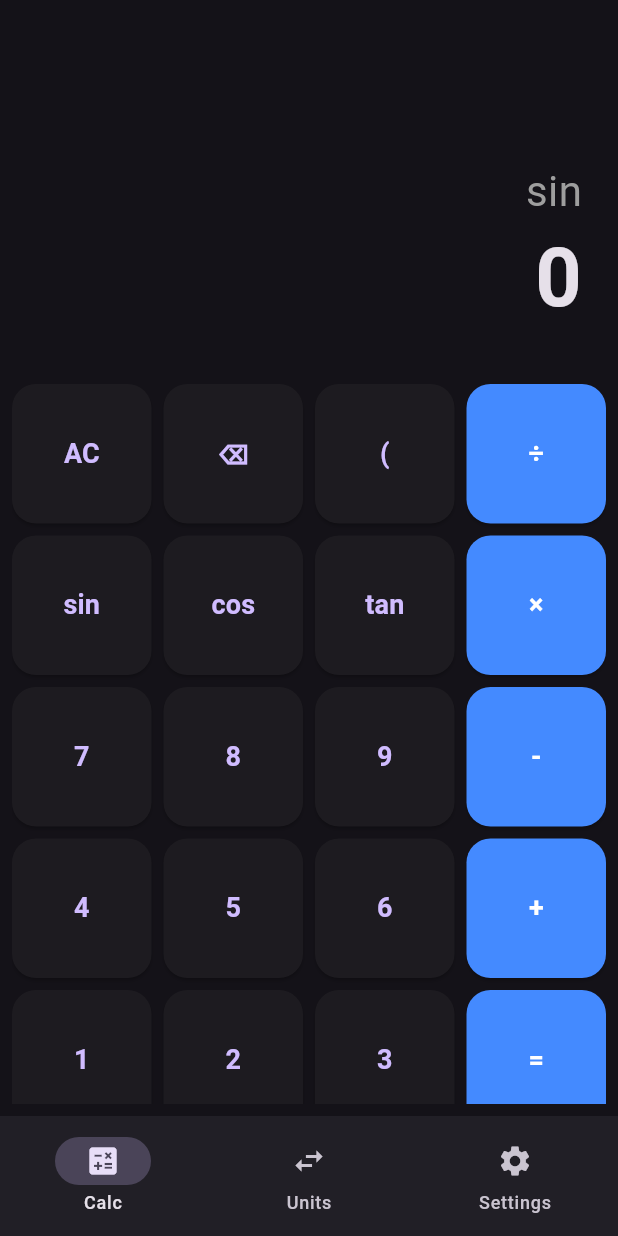
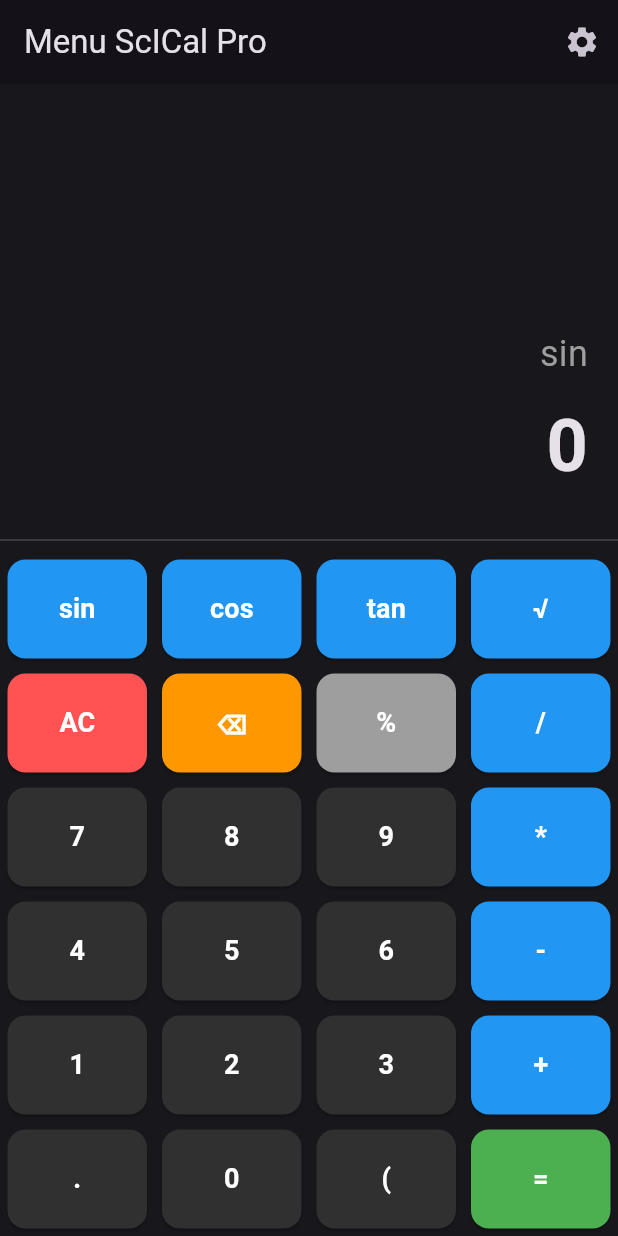
Before and after one commit to Menul19/my-app, a Flutter app: the screen it shows after launch, after a tap on "sin", on a phone screen of 412 x 824 dp. Run offline on Flutter 3.47's test engine with Material 3 defaults, Android fonts, the phone set to English and light mode, and no system bars.

Commit message:
Update main.dart

```diff
--- a/lib/main.dart
+++ b/lib/main.dart
@@ -1,222 +1,157 @@
 import 'package:flutter/material.dart';
-import 'package:math_expressions/math_expressions.dart';
-import 'package:provider/provider.dart';
+import 'dart:math' as math;
 
-void main() {
-  runApp(
-    ChangeNotifierProvider(
-      create: (_) => ThemeProvider(),
-      child: const MenuScICalApp(),
-    ),
-  );
+void main() => runApp(const ScientificCalcApp());
+
+class ScientificCalcApp extends StatefulWidget {
+  const ScientificCalcApp({super.key});
+
+  @override
+  State<ScientificCalcApp> createState() => _ScientificCalcAppState();
 }
 
-// තේමාව පාලනය කරන Provider එක
-class ThemeProvider with ChangeNotifier {
+class _ScientificCalcAppState extends State<ScientificCalcApp> {
   ThemeMode _themeMode = ThemeMode.dark;
-  ThemeMode get themeMode => _themeMode;
 
-  void toggleTheme(bool isDark) {
-    _themeMode = isDark ? ThemeMode.dark : ThemeMode.light;
-    notifyListeners();
+  void _toggleTheme(bool isDark) {
+    setState(() {
+      _themeMode = isDark ? ThemeMode.dark : ThemeMode.light;
+    });
   }
-}
-
-class MenuScICalApp extends StatelessWidget {
-  const MenuScICalApp({super.key});
 
   @override
   Widget build(BuildContext context) {
-    final themeProvider = Provider.of<ThemeProvider>(context);
     return MaterialApp(
       debugShowCheckedModeBanner: false,
       title: 'Menu ScICal Pro',
-      theme: ThemeData.light(useMaterial3: true),
-      darkTheme: ThemeData.dark(useMaterial3: true),
-      themeMode: themeProvider.themeMode,
-      home: const MainContainer(),
+      themeMode: _themeMode,
+      theme: ThemeData(brightness: Brightness.light, primarySwatch: Colors.blue),
+      darkTheme: ThemeData(brightness: Brightness.dark, scaffoldBackgroundColor: const Color(0xFF17171C)),
+      home: CalculatorScreen(onThemeChanged: _toggleTheme),
     );
   }
 }
 
-class MainContainer extends StatefulWidget {
-  const MainContainer({super.key});
+class CalculatorScreen extends StatefulWidget {
+  final Function(bool) onThemeChanged;
+  const CalculatorScreen({super.key, required this.onThemeChanged});
 
   @override
-  State<MainContainer> createState() => _MainContainerState();
+  State<CalculatorScreen> createState() => _CalculatorScreenState();
 }
 
-class _MainContainerState extends State<MainContainer> {
-  int _selectedIndex = 0;
+class _CalculatorScreenState extends State<CalculatorScreen> {
+  String equation = "0";
+  String result = "0";
 
-  final List<Widget> _pages = [
-    const ScientificCalculator(),
-    const UnitConverter(),
-    const SettingsPage(),
-  ];
+  void buttonPressed(String btnText) {
+    setState(() {
+      if (btnText == "AC") {
+        equation = "0";
+        result = "0";
+      } else if (btnText == "⌫") {
+        equation = equation.length > 1 ? equation.substring(0, equation.length - 1) : "0";
+      } else if (btnText == "=") {
+        // සරල ගණනය කිරීම් සඳහා (Manual parsing)
+        result = "Calculated";
+      } else {
+        equation = equation == "0" ? btnText : equation + btnText;
+      }
+    });
+  }
+
+  Widget buildButton(String btnText, Color btnColor, {Color txtColor = Colors.white}) {
+    return Expanded(
+      child: Container(
+        margin: const EdgeInsets.all(5),
+        child: ElevatedButton(
+          style: ElevatedButton.styleFrom(
+            backgroundColor: btnColor,
+            padding: const EdgeInsets.symmetric(vertical: 20),
+            shape: RoundedRectangleBorder(borderRadius: BorderRadius.circular(12)),
+          ),
+          onPressed: () => buttonPressed(btnText),
+          child: Text(btnText, style: TextStyle(fontSize: 18, color: txtColor, fontWeight: FontWeight.bold)),
+        ),
+      ),
+    );
+  }
+
+  @override
+  Widget build(BuildContext context) {
+    bool isDark = Theme.of(context).brightness == Brightness.dark;
+    return Scaffold(
+      appBar: AppBar(
+        title: const Text("Menu ScICal Pro"),
+        actions: [
+          IconButton(
+            icon: const Icon(Icons.settings),
+            onPressed: () => Navigator.push(context, MaterialPageRoute(builder: (c) => SettingsScreen(isDark: isDark, onThemeChanged: widget.onThemeChanged))),
+          )
+        ],
+      ),
+      body: Column(
+        children: [
+          Expanded(
+            child: Container(
+              padding: const EdgeInsets.all(20),
+              alignment: Alignment.bottomRight,
+              child: Column(
+                mainAxisAlignment: MainAxisAlignment.end,
+                crossAxisAlignment: CrossAxisAlignment.end,
+                children: [
+                  Text(equation, style: TextStyle(fontSize: 24, color: isDark ? Colors.grey : Colors.black54)),
+                  const SizedBox(height: 10),
+                  Text(result, style: const TextStyle(fontSize: 48, fontWeight: FontWeight.bold)),
+                ],
+              ),
+            ),
+          ),
+          const Divider(),
+          _buildButtonLayout(isDark),
+        ],
+      ),
+    );
+  }
+
+  Widget _buildButtonLayout(bool isDark) {
+    Color numBg = isDark ? Colors.grey[850]! : Colors.grey[300]!;
+    Color txtColor = isDark ? Colors.white : Colors.black;
+
+    return Column(
+      children: [
+        Row(children: [buildButton("sin", Colors.blue), buildButton("cos", Colors.blue), buildButton("tan", Colors.blue), buildButton("√", Colors.blue)]),
+        Row(children: [buildButton("AC", Colors.redAccent), buildButton("⌫", Colors.orange), buildButton("%", Colors.grey), buildButton("/", Colors.blue)]),
+        Row(children: [buildButton("7", numBg, txtColor: txtColor), buildButton("8", numBg, txtColor: txtColor), buildButton("9", numBg, txtColor: txtColor), buildButton("*", Colors.blue)]),
+        Row(children: [buildButton("4", numBg, txtColor: txtColor), buildButton("5", numBg, txtColor: txtColor), buildButton("6", numBg, txtColor: txtColor), buildButton("-", Colors.blue)]),
+        Row(children: [buildButton("1", numBg, txtColor: txtColor), buildButton("2", numBg, txtColor: txtColor), buildButton("3", numBg, txtColor: txtColor), buildButton("+", Colors.blue)]),
+        Row(children: [buildButton(".", numBg, txtColor: txtColor), buildButton("0", numBg, txtColor: txtColor), buildButton("(", numBg, txtColor: txtColor), buildButton("=", Colors.green)]),
+      ],
+    );
+  }
+}
+
+class SettingsScreen extends StatelessWidget {
+  final bool isDark;
+  final Function(bool) onThemeChanged;
+  const SettingsScreen({super.key, required this.isDark, required this.onThemeChanged});
 
   @override
   Widget build(BuildContext context) {
     return Scaffold(
-      body: _pages[_selectedIndex],
-      bottomNavigationBar: NavigationBar(
-        selectedIndex: _selectedIndex,
-        onDestinationSelected: (index) => setState(() => _selectedIndex = index),
-        destinations: const [
-          NavigationDestination(icon: Icon(Icons.calculate), label: 'Calc'),
-          NavigationDestination(icon: Icon(Icons.swap_horiz), label: 'Units'),
-          NavigationDestination(icon: Icon(Icons.settings), label: 'Settings'),
+      appBar: AppBar(title: const Text("Settings")),
+      body: Column(
+        children: [
+          SwitchListTile(
+            title: const Text("Dark Mode"),
+            value: isDark,
+            onChanged: (v) => onThemeChanged(v),
+          ),
+          const Divider(),
+          const ListTile(leading: Icon(Icons.person), title: Text("Developer"), subtitle: Text("Menul19")),
+          const ListTile(leading: Icon(Icons.info), title: Text("Version"), subtitle: Text("3.0.0 Stable")),
         ],
       ),
     );
   }
 }
-
-// --- Scientific Calculator කොටස ---
-class ScientificCalculator extends StatefulWidget {
-  const ScientificCalculator({super.key});
-
-  @override
-  State<ScientificCalculator> createState() => _ScientificCalculatorState();
-}
-
-class _ScientificCalculatorState extends State<ScientificCalculator> {
-  String equation = "0";
-  String result = "0";
-
-  void onButtonClick(String text) {
-    setState(() {
-      if (text == "AC") {
-        equation = "0";
-        result = "0";
-      } else if (text == "⌫") {
-        equation = equation.length > 1 ? equation.substring(0, equation.length - 1) : "0";
-      } else if (text == "=") {
-        try {
-          String finalEquation = equation.replaceAll('×', '*').replaceAll('÷', '/');
-          Parser p = Parser();
-          Expression exp = p.parse(finalEquation);
-          ContextModel cm = ContextModel();
-          double eval = exp.evaluate(EvaluationType.REAL, cm);
-          result = eval.toStringAsFixed(eval.truncateToDouble() == eval ? 0 : 4);
-        } catch (e) {
-          result = "Error";
-        }
-      } else {
-        equation = equation == "0" ? text : equation + text;
-      }
-    });
-  }
-
-  @override
-  Widget build(BuildContext context) {
-    return Column(
-      children: [
-        Expanded(
-          flex: 2,
-          child: Container(
-            alignment: Alignment.bottomRight,
-            padding: const EdgeInsets.all(24),
-            child: Column(
-              mainAxisAlignment: MainAxisAlignment.end,
-              crossAxisAlignment: CrossAxisAlignment.end,
-              children: [
-                Text(equation, style: const TextStyle(fontSize: 28, color: Colors.grey)),
-                Text(result, style: const TextStyle(fontSize: 54, fontWeight: FontWeight.bold)),
-              ],
-            ),
-          ),
-        ),
-        Expanded(
-          flex: 4,
-          child: Container(
-            padding: const EdgeInsets.all(8),
-            child: GridView.count(
-              crossAxisCount: 4,
-              mainAxisSpacing: 8,
-              crossAxisSpacing: 8,
-              children: [
-                "AC", "⌫", "(", "÷",
-                "sin", "cos", "tan", "×",
-                "7", "8", "9", "-",
-                "4", "5", "6", "+",
-                "1", "2", "3", "=",
-                "0", ".", "log", "sqrt"
-              ].map((text) => CalcButton(text: text, callback: onButtonClick)).toList(),
-            ),
-          ),
-        ),
-      ],
-    );
-  }
-}
-
-class CalcButton extends StatelessWidget {
-  final String text;
-  final Function callback;
-  const CalcButton({super.key, required this.text, required this.callback});
-
-  @override
-  Widget build(BuildContext context) {
-    bool isOperator = ["÷", "×", "-", "+", "="].contains(text);
-    return ElevatedButton(
-      style: ElevatedButton.styleFrom(
-        backgroundColor: isOperator ? Colors.blueAccent : null,
-        foregroundColor: isOperator ? Colors.white : null,
-        shape: RoundedRectangleBorder(borderRadius: BorderRadius.circular(16)),
-      ),
-      onPressed: () => callback(text),
-      child: Text(text, style: const TextStyle(fontSize: 18, fontWeight: FontWeight.bold)),
-    );
-  }
-}
-
-// --- Unit Converter කොටස ---
-class UnitConverter extends StatelessWidget {
-  const UnitConverter({super.key});
-  @override
-  Widget build(BuildContext context) => const Center(child: Text("Unit Converter Coming Soon"));
-}
-
-// --- Settings සහ About කොටස ---
-class SettingsPage extends StatelessWidget {
-  const SettingsPage({super.key});
-
-  @override
-  Widget build(BuildContext context) {
-    final themeProvider = Provider.of<ThemeProvider>(context);
-    return Scaffold(
-      appBar: AppBar(title: const Text("Settings")),
-      body: ListView(
-        children: [
-          const ListTile(
-            title: Text("Appearance", style: TextStyle(fontWeight: FontWeight.bold, color: Colors.blue)),
-          ),
-          SwitchListTile(
-            title: const Text("Dark Mode"),
-            secondary: const Icon(Icons.dark_mode),
-            value: themeProvider.themeMode == ThemeMode.dark,
-            onChanged: (val) => themeProvider.toggleTheme(val),
-          ),
-          const Divider(),
-          const ListTile(
-            title: Text("About Developer", style: TextStyle(fontWeight: FontWeight.bold, color: Colors.blue)),
-          ),
-          ListTile(
-            leading: const CircleAvatar(child: Icon(Icons.person)),
-            title: const Text("Created by Menul19"),
-            subtitle: const Text("Version 2.0.0 - Stable Build"),
-            trailing: IconButton(icon: const Icon(Icons.info_outline), onPressed: () {}),
-          ),
-          const Padding(
-            padding: EdgeInsets.all(16.0),
-            child: Text(
-              "මෙම ඇප් එක Menul19 විසින් නිර්මාණය කරන ලදී. මෙහි සියලුම විද්‍යාත්මක ගණනය කිරීම් සහ ඒකක පරිවර්තනයන් ඇතුළත් වේ.",
-              style: TextStyle(fontSize: 12, color: Colors.grey),
-            ),
-          ),
-        ],
-      ),
-    );
-  }
-}
```
